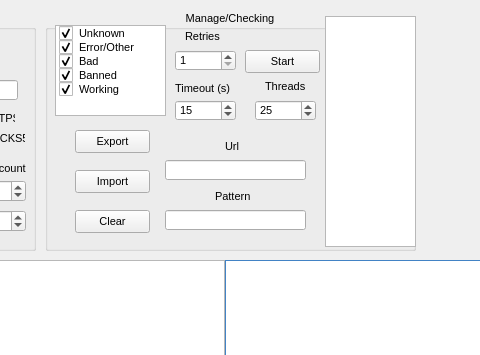
Qt form ui/main_window.ui (kawaiigamer/proxytool) before a commit; both pictures show x 235 to 715 and y 0 to 355 of the 970 by 510 pixel window.
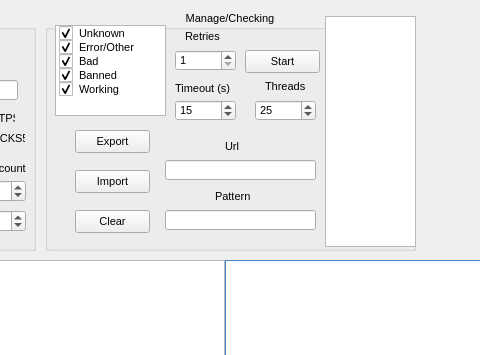
The same form after that commit.

The edit to the form file:
```diff
--- a/ui/main_window.ui
+++ b/ui/main_window.ui
@@ -1003,7 +1003,7 @@
       <rect>
        <x>120</x>
        <y>150</y>
-       <width>141</width>
+       <width>151</width>
        <height>20</height>
       </rect>
      </property>
@@ -1013,7 +1013,7 @@
       <rect>
        <x>120</x>
        <y>200</y>
-       <width>141</width>
+       <width>151</width>
        <height>20</height>
       </rect>
      </property>
```
